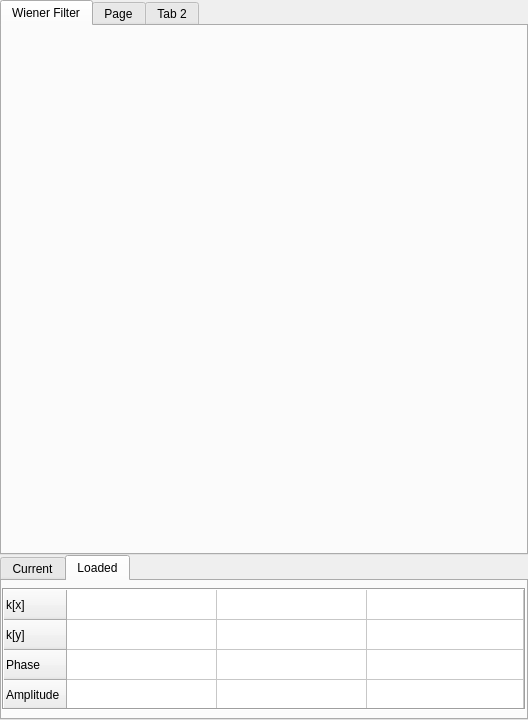
Old version of the form calibration_results.ui in the repository imperial-photonics/HexSimInstrument.
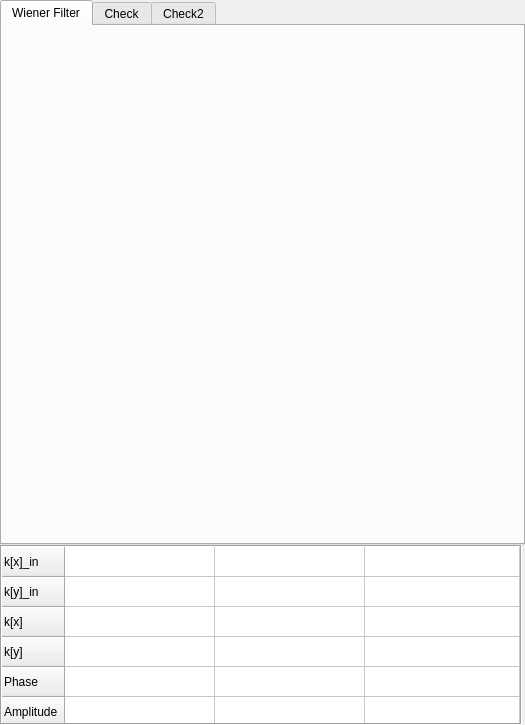
New version of the form. The open tabs and pages were chosen to show the change.

Patch:
```diff
--- a/calibration_results.ui
+++ b/calibration_results.ui
@@ -6,8 +6,8 @@
    <rect>
     <x>0</x>
     <y>0</y>
-    <width>528</width>
-    <height>720</height>
+    <width>525</width>
+    <height>725</height>
    </rect>
   </property>
   <property name="sizePolicy">
@@ -18,14 +18,14 @@
   </property>
   <property name="minimumSize">
    <size>
-    <width>528</width>
-    <height>720</height>
+    <width>525</width>
+    <height>725</height>
    </size>
   </property>
   <property name="maximumSize">
    <size>
-    <width>528</width>
-    <height>720</height>
+    <width>525</width>
+    <height>725</height>
    </size>
   </property>
   <property name="windowTitle">
@@ -79,7 +79,7 @@
        </widget>
        <widget class="QWidget" name="tab_3">
         <attribute name="title">
-         <string>Page</string>
+         <string>Check</string>
         </attribute>
         <layout class="QVBoxLayout" name="verticalLayout_4">
          <item>
@@ -89,7 +89,7 @@
        </widget>
        <widget class="QWidget" name="tab_2">
         <attribute name="title">
-         <string>Tab 2</string>
+         <string>Check2</string>
         </attribute>
         <layout class="QVBoxLayout" name="verticalLayout_5">
          <item>
@@ -99,41 +99,23 @@
        </widget>
       </widget>
      </item>
-    </layout>
-   </item>
    <item>
-    <widget class="QTabWidget" name="tabWidget_2">
-     <property name="maximumSize">
+      <widget class="QWidget" name="widget" native="true">
+       <property name="minimumSize">
       <size>
-       <width>16777215</width>
-       <height>165</height>
-      </size>
-     </property>
-     <property name="currentIndex">
-      <number>0</number>
-     </property>
-     <widget class="QWidget" name="tab_4">
-      <attribute name="title">
-       <string>Current</string>
-      </attribute>
-      <layout class="QVBoxLayout" name="verticalLayout_6">
-       <property name="spacing">
-        <number>0</number>
-       </property>
-       <property name="leftMargin">
-        <number>0</number>
-       </property>
-       <property name="topMargin">
-        <number>0</number>
-       </property>
-       <property name="rightMargin">
-        <number>0</number>
-       </property>
-       <property name="bottomMargin">
-        <number>0</number>
-       </property>
-       <item>
+         <width>0</width>
+         <height>180</height>
+        </size>
+       </property>
         <widget class="QTableWidget" name="currentTable">
+        <property name="geometry">
+         <rect>
+          <x>0</x>
+          <y>0</y>
+          <width>522</width>
+          <height>180</height>
+         </rect>
+        </property>
          <property name="sizePolicy">
           <sizepolicy hsizetype="Expanding" vsizetype="Maximum">
            <horstretch>0</horstretch>
@@ -143,13 +125,13 @@
          <property name="minimumSize">
           <size>
            <width>0</width>
-           <height>40</height>
+          <height>180</height>
           </size>
          </property>
          <property name="maximumSize">
           <size>
            <width>16777215</width>
-           <height>122</height>
+          <height>280</height>
           </size>
          </property>
          <property name="frameShape">
@@ -168,7 +150,7 @@
           <bool>true</bool>
          </property>
          <property name="rowCount">
-          <number>4</number>
+         <number>6</number>
          </property>
          <property name="columnCount">
           <number>3</number>
@@ -179,15 +161,15 @@
          <attribute name="horizontalHeaderCascadingSectionResizes">
           <bool>true</bool>
          </attribute>
-         <attribute name="horizontalHeaderMinimumSectionSize">
-          <number>40</number>
-         </attribute>
          <attribute name="horizontalHeaderDefaultSectionSize">
           <number>150</number>
          </attribute>
          <attribute name="horizontalHeaderHighlightSections">
           <bool>true</bool>
          </attribute>
+        <attribute name="horizontalHeaderMinimumSectionSize">
+         <number>40</number>
+        </attribute>
          <attribute name="horizontalHeaderStretchLastSection">
           <bool>true</bool>
          </attribute>
@@ -196,115 +178,16 @@
          </attribute>
          <row>
           <property name="text">
-           <string>k[x]</string>
+          <string>k[x]_in</string>
           </property>
          </row>
          <row>
           <property name="text">
-           <string>k[y]</string>
+          <string>k[y]_in</string>
           </property>
          </row>
          <row>
           <property name="text">
-           <string>Phase</string>
-          </property>
-         </row>
-         <row>
-          <property name="text">
-           <string>Amplitude</string>
-          </property>
-         </row>
-         <column/>
-         <column/>
-         <column/>
-        </widget>
-       </item>
-      </layout>
-     </widget>
-     <widget class="QWidget" name="tab_5">
-      <attribute name="title">
-       <string>Loaded</string>
-      </attribute>
-      <layout class="QVBoxLayout" name="verticalLayout_7">
-       <property name="spacing">
-        <number>0</number>
-       </property>
-       <property name="leftMargin">
-        <number>0</number>
-       </property>
-       <property name="topMargin">
-        <number>0</number>
-       </property>
-       <property name="rightMargin">
-        <number>0</number>
-       </property>
-       <property name="bottomMargin">
-        <number>0</number>
-       </property>
-       <item>
-        <widget class="QTableWidget" name="loadedTable">
-         <property name="sizePolicy">
-          <sizepolicy hsizetype="Expanding" vsizetype="Maximum">
-           <horstretch>0</horstretch>
-           <verstretch>0</verstretch>
-          </sizepolicy>
-         </property>
-         <property name="minimumSize">
-          <size>
-           <width>0</width>
-           <height>40</height>
-          </size>
-         </property>
-         <property name="maximumSize">
-          <size>
-           <width>16777215</width>
-           <height>122</height>
-          </size>
-         </property>
-         <property name="frameShape">
-          <enum>QFrame::Box</enum>
-         </property>
-         <property name="frameShadow">
-          <enum>QFrame::Sunken</enum>
-         </property>
-         <property name="verticalScrollBarPolicy">
-          <enum>Qt::ScrollBarAlwaysOff</enum>
-         </property>
-         <property name="horizontalScrollBarPolicy">
-          <enum>Qt::ScrollBarAsNeeded</enum>
-         </property>
-         <property name="showGrid">
-          <bool>true</bool>
-         </property>
-         <property name="rowCount">
-          <number>4</number>
-         </property>
-         <property name="columnCount">
-          <number>3</number>
-         </property>
-         <attribute name="horizontalHeaderVisible">
-          <bool>false</bool>
-         </attribute>
-         <attribute name="horizontalHeaderCascadingSectionResizes">
-          <bool>true</bool>
-         </attribute>
-         <attribute name="horizontalHeaderMinimumSectionSize">
-          <number>40</number>
-         </attribute>
-         <attribute name="horizontalHeaderDefaultSectionSize">
-          <number>150</number>
-         </attribute>
-         <attribute name="horizontalHeaderHighlightSections">
-          <bool>true</bool>
-         </attribute>
-         <attribute name="horizontalHeaderStretchLastSection">
-          <bool>true</bool>
-         </attribute>
-         <attribute name="verticalHeaderStretchLastSection">
-          <bool>true</bool>
-         </attribute>
-         <row>
-          <property name="text">
            <string>k[x]</string>
           </property>
          </row>
@@ -327,10 +210,9 @@
          <column/>
          <column/>
         </widget>
-       </item>
-      </layout>
-     </widget>
-    </widget>
+      </widget>
+     </item>
+    </layout>
    </item>
   </layout>
  </widget>
```
Lines whose indentation alone changed are shown as unchanged.
